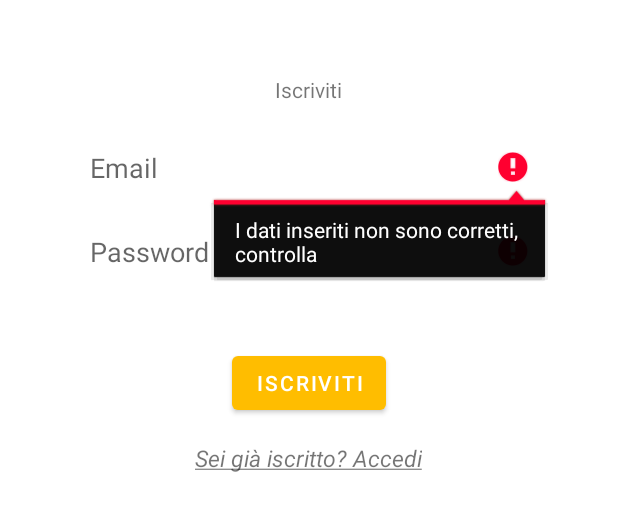
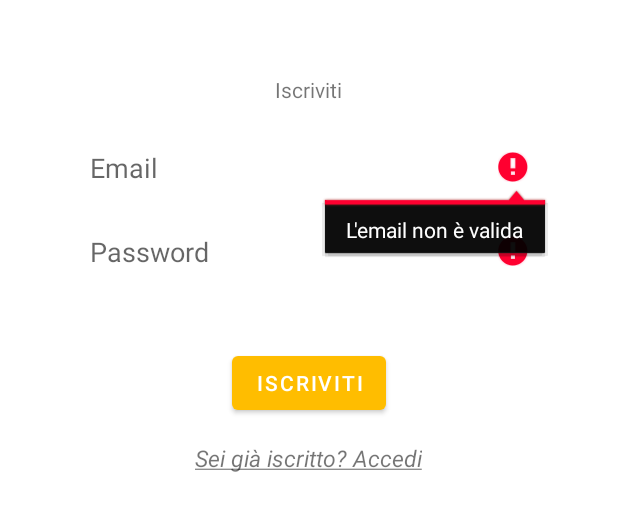
Before and after one commit to m00tt/CookingApp, an Android app: the SigninActivity screen opened directly, with no data from a screen before it, after a tap on "ISCRIVITI", on a phone screen of 412 x 824 dp, the part 437-968 px from its top. Run offline under Robolectric (Android 15) with nearby library versions, the phone set to English and light mode, and no system bars; our stand-ins replace Firebase (no records; nobody signed in at launch, a user with empty details on screens opened directly).

Commit message:
Gestite funzioni di login/logout. Aggiunti controlli di inserimento. Aggiunte risorse e dettaglio errori.

```diff
--- a/app/src/main/java/com/example/cookingapp/LoginActivity.kt
+++ b/app/src/main/java/com/example/cookingapp/LoginActivity.kt
@@ -39,14 +39,14 @@ class LoginActivity : AppCompatActivity() {
 
             mAuth.signInWithEmailAndPassword(email, password).addOnCompleteListener {
                 if(it.isSuccessful){
-                    Toast.makeText(this, "${resources.getText(R.string.welcome_message)}${resources.getText(R.string.app_name)}", Toast.LENGTH_SHORT).show()
+                    Toast.makeText(this, "${resources.getText(R.string.welcome_message)} ${resources.getText(R.string.app_name)}", Toast.LENGTH_SHORT).show()
                     val intent = Intent(this, MainActivity::class.java)
                     startActivity(intent)
                     finish()
                 }
                 else{
                     Toast.makeText(this, "${resources.getText(R.string.login_cred_error)}", Toast.LENGTH_SHORT).show()
-                    progress_login.visibility = View.INVISIBLE
+                    progress_login.visibility = View.GONE
                 }
             }
 
@@ -59,6 +59,7 @@ class LoginActivity : AppCompatActivity() {
         tv_login_signin.setOnClickListener {
             val intent = Intent(this, SigninActivity::class.java)
             startActivity(intent)
+            finish()
         }
 
     }
--- a/app/src/main/java/com/example/cookingapp/SigninActivity.kt
+++ b/app/src/main/java/com/example/cookingapp/SigninActivity.kt
@@ -4,10 +4,17 @@ import android.content.Intent
 import androidx.appcompat.app.AppCompatActivity
 import android.os.Bundle
 import android.text.TextUtils
+import android.util.Patterns
+import android.util.Patterns.*
 import android.view.View
 import android.widget.Toast
 import com.google.firebase.auth.FirebaseAuth
+import kotlinx.android.synthetic.main.activity_login.*
 import kotlinx.android.synthetic.main.activity_signin.*
+import kotlinx.android.synthetic.main.activity_signin.et_signin_email
+import kotlinx.android.synthetic.main.activity_signin.et_signin_password
+import java.util.regex.Pattern
+import android.util.Patterns.EMAIL_ADDRESS
 
 class SigninActivity : AppCompatActivity() {
 
@@ -28,32 +35,37 @@ class SigninActivity : AppCompatActivity() {
         }
 
         btn_signin.setOnClickListener {
+            val passwordPattern = Regex("^(?=.*[0-9])(?=.*[a-z])(?=.*[A-Z])(?=.*[!@#&()–[{}]:;',?/*~\$^+=<>]).{8,20}\$")
             val email:String = et_signin_email.text.toString().trim()
             val password:String = et_signin_password.text.toString()
 
-            if (email.isEmpty() || password.isEmpty()){
-                et_signin_email.setError(resources.getString(R.string.signin_compile_error))
-                et_signin_password.setError(resources.getString(R.string.signin_compile_error))
+            var retErr = false
+            if (!EMAIL_ADDRESS.matcher(email).matches()){
+                et_signin_email.error = resources.getString(R.string.signin_invalid_email)
+                retErr = true
+            }
+            if(!passwordPattern.containsMatchIn(password)){
+                et_signin_password.error = resources.getString(R.string.signin_password_error)
+                retErr = true
+            }
+            if(retErr){
                 return@setOnClickListener
             }
-            if(password.length < 8){
-                et_signin_password.setError(resources.getString(R.string.signin_password_length_error))
-                return@setOnClickListener
-            }
+
 
             progress_signin.visibility = View.VISIBLE
 
 
             mAuth.createUserWithEmailAndPassword(email, password).addOnCompleteListener {
                 if (it.isSuccessful){
-                    Toast.makeText(this, "${resources.getText(R.string.welcome_message)}${resources.getText(R.string.app_name)}", Toast.LENGTH_SHORT).show()
+                    Toast.makeText(this, "${resources.getText(R.string.welcome_message)} ${resources.getText(R.string.app_name)}", Toast.LENGTH_SHORT).show()
                     val intent = Intent(this, MainActivity::class.java)
                     startActivity(intent)
                     finish()
                 }
                 else{
                     Toast.makeText(this, "${resources.getText(R.string.signin_error_message)}", Toast.LENGTH_SHORT).show()
-
+                    progress_signin.visibility = View.GONE
                 }
             }
         }
--- a/app/src/main/res/values/strings.xml
+++ b/app/src/main/res/values/strings.xml
@@ -59,8 +59,9 @@
     <string name="recipe_ingredient_hint">Ingrediente</string>
     <string name="recipe_ingredient_qty_hint">0</string>
     <string name="signin_compile_error">I dati inseriti non sono corretti, controlla</string>
-    <string name="signin_password_length_error">La password deve avere almeno 8 caratteri</string>
+    <string name="signin_password_error">La password deve:\nAvere lunghezza compresa tra 8 e 20 caratteri.\nContenere almeno una cifra.\nContenere almeno una maiuscola.\nContenere almeno una minuscola.\nContenere almeno un carattere speciale tra !@#$%*()-+=^.\n</string>
     <string name="welcome_message">Benvenuto in</string>
     <string name="signin_error_message">Qualcosa è andato storto, riprova</string>
     <string name="login_cred_error">Email e/o password errate</string>
+    <string name="signin_invalid_email">L\'email non è valida</string>
 </resources>
```
Also changed, not shown: app/src/main/res/layout/activity_main.xml (+5 -3 lines), 1 other file.
